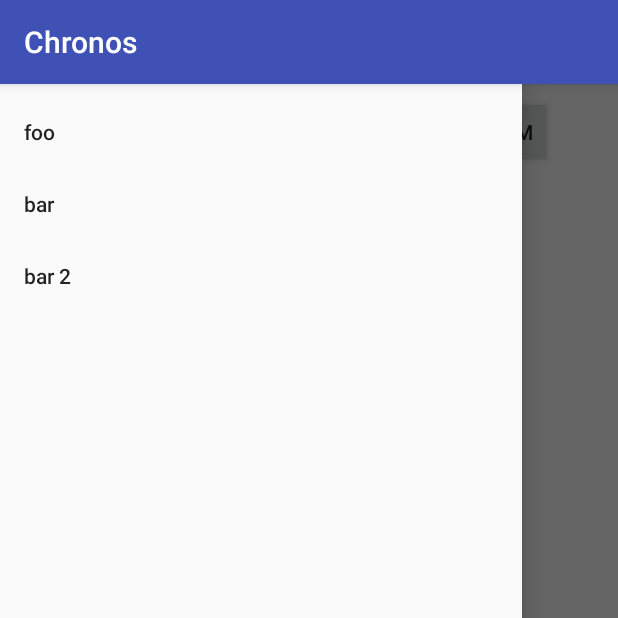
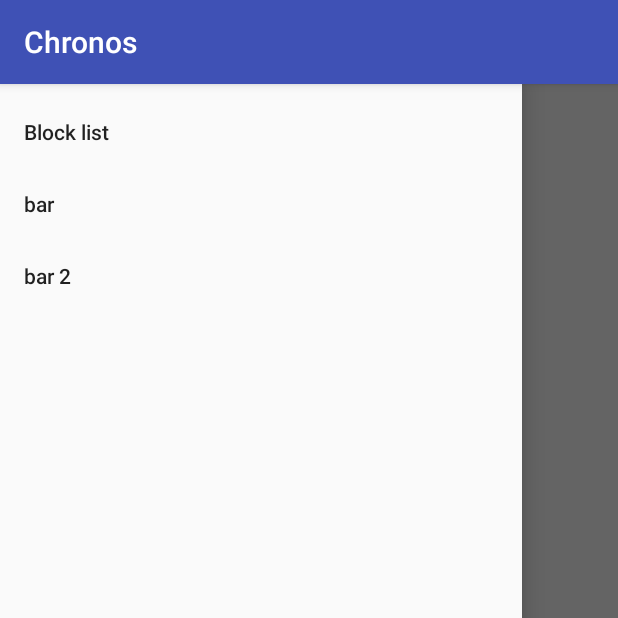
Before and after one commit to jzoran/chronos, an Android app: the screen it shows after launch (MainActivity), with the side drawer open, on a phone screen of 412 x 824 dp, the top half of it. Run offline under Robolectric (Android 15) with nearby library versions, the phone set to English and light mode, and no system bars; our stand-ins replace Room's generated code; libraries missing offline, so code that uses them is left out: com.jakewharton.threetenabp; 3 statements that could not run were skipped.

Commit message:
Remove Foo and related classes
Remove Foo and related dummy classes; replace these with Block and
friends.

Also, remove the Repository class. Because all data is read from the
database, there is no need for an intermediate layer to aggregate data
from multiple sources.

Signed-off-by: Mårten Kongstad <marten.kongstad@gmail.com>

```diff
--- a/app/src/main/kotlin/amhk/chronos/database/ChronosDatabase.kt
+++ b/app/src/main/kotlin/amhk/chronos/database/ChronosDatabase.kt
@@ -9,13 +9,11 @@ internal const val ID_NOT_IN_DATABASE = 0L
 private const val DATABASE_VERSION = 1
 private const val DATABASE_NAME = "chronos"
 
-@Database(entities = arrayOf(Foo::class, BlockEntity::class),
+@Database(entities = arrayOf(BlockEntity::class),
         version = DATABASE_VERSION,
         exportSchema = false)
 @TypeConverters(Converters::class)
 internal abstract class ChronosDatabase : RoomDatabase() {
-    abstract fun fooDao(): FooDao
-
     abstract fun blockEntityDao(): BlockEntityDao
 
     companion object {
--- a/app/src/main/kotlin/amhk/chronos/database/FooDao.kt
+++ /dev/null
@@ -1,31 +0,0 @@
-package amhk.chronos.database
-
-import android.arch.lifecycle.LiveData
-import android.arch.persistence.room.Dao
-import android.arch.persistence.room.Insert
-import android.arch.persistence.room.OnConflictStrategy
-import android.arch.persistence.room.Query
-
-@Dao
-internal abstract class FooDao : BaseDao() {
-    @Insert(onConflict = OnConflictStrategy.REPLACE)
-    abstract fun insert(foo: Foo)
-
-    @Query("SELECT * FROM Foo ORDER BY id")
-    abstract fun allFoos(): List<Foo>
-
-    @Query("SELECT * FROM Foo ORDER BY datetime(timestamp), id")
-    protected abstract fun allFoosOrderByTimestamp(): LiveData<List<Foo>>
-
-    fun allDistinctFoosOrderByTimestamp(): LiveData<List<Foo>> =
-            allFoosOrderByTimestamp().getDistinct()
-
-    @Query("DELETE FROM Foo WHERE id == (SELECT id FROM Foo ORDER BY RANDOM() LIMIT 1)")
-    abstract fun deleteRandomFoo()
-
-    @Query("SELECT * FROM Foo WHERE id == :id")
-    abstract fun loadFooWithId(id: Long): LiveData<Foo>
-
-    fun loadDistinctFooWithId(id: Long): LiveData<Foo> =
-            loadFooWithId(id).getDistinct()
-}
--- a/app/src/main/kotlin/amhk/chronos/model/BlockViewModel.kt
+++ b/app/src/main/kotlin/amhk/chronos/model/BlockListViewModel.kt
@@ -6,7 +6,7 @@ import android.arch.lifecycle.AndroidViewModel
 import android.arch.lifecycle.LiveData
 import android.arch.lifecycle.Transformations
 
-internal class BlockViewModel(app: Application) : AndroidViewModel(app) {
+internal class BlockListViewModel(app: Application) : AndroidViewModel(app) {
     val liveData: LiveData<List<Block>>
 
     init {
--- a/app/src/main/kotlin/amhk/chronos/model/FooViewModel.kt
+++ /dev/null
@@ -1,22 +0,0 @@
-package amhk.chronos.model
-
-import amhk.chronos.database.Foo
-import android.app.Application
-import android.arch.lifecycle.AndroidViewModel
-import android.arch.lifecycle.LiveData
-
-internal class FooViewModel(app: Application) : AndroidViewModel(app) {
-    val fooObjects: LiveData<List<Foo>> = Repository.getFooObjects(getApplication())
-
-    fun getFooWithId(id: Long): LiveData<Foo> {
-        return Repository.getFooWithId(getApplication(), id)
-    }
-
-    fun insertRandomFoo() {
-        Repository.insertRandomFoo(getApplication())
-    }
-
-    fun deleteRandomFoo() {
-        Repository.deleteRandomFoo(getApplication())
-    }
-}
--- a/app/src/main/kotlin/amhk/chronos/ui/FooListFragment.kt
+++ b/app/src/main/kotlin/amhk/chronos/ui/BlockListFragment.kt
@@ -1,8 +1,8 @@
 package amhk.chronos.ui
 
-import amhk.chronos.database.Foo
-import amhk.chronos.model.FooViewModel
 import amhk.chronos.R
+import amhk.chronos.model.Block
+import amhk.chronos.model.BlockListViewModel
 import android.arch.lifecycle.Observer
 import android.arch.lifecycle.ViewModelProviders
 import android.content.Context
@@ -14,20 +14,19 @@ import android.support.v7.widget.RecyclerView
 import android.view.LayoutInflater
 import android.view.View
 import android.view.ViewGroup
-import android.widget.Button
 import android.widget.TextView
 
-internal class FooListFragment : Fragment() {
-    private lateinit var viewModel: FooViewModel
-    private lateinit var adapter: FooAdapter
+internal class BlockListFragment : Fragment() {
+    private lateinit var viewModel: BlockListViewModel
+    private lateinit var adapter: BlockAdapter
 
     override fun onCreate(savedInstanceState: Bundle?) {
         super.onCreate(savedInstanceState)
 
-        adapter = FooAdapter(context, activity as Navigator)
+        adapter = BlockAdapter(context, activity as Navigator)
 
-        viewModel = ViewModelProviders.of(this).get(FooViewModel::class.java)
-        viewModel.fooObjects.observe(this, Observer<List<Foo>> {
+        viewModel = ViewModelProviders.of(this).get(BlockListViewModel::class.java)
+        viewModel.liveData.observe(this, Observer<List<Block>> {
             it?.let {
                 adapter.setItems(it)
             }
@@ -37,41 +36,29 @@ internal class FooListFragment : Fragment() {
     override fun onCreateView(inflater: LayoutInflater,
                               container: ViewGroup?,
                               savedInstanceState: Bundle?): View {
-        val view = inflater.inflate(R.layout.fragment_foolist, container, false)
+        val view = inflater.inflate(R.layout.fragment_block_list, container, false)
 
-        view.findViewById<RecyclerView>(R.id.foo_list).also {
+        view.findViewById<RecyclerView>(R.id.block_list).also {
             it.layoutManager = LinearLayoutManager(context)
             it.adapter = adapter
-        }
-
-        view.findViewById<Button>(R.id.insert_random_foo).apply {
-            setOnClickListener({
-                viewModel.insertRandomFoo()
-            })
-        }
-
-        view.findViewById<Button>(R.id.delete_random_foo).apply {
-            setOnClickListener({
-                viewModel.deleteRandomFoo()
-            })
         }
 
         return view
     }
 
     internal companion object {
-        fun newInstance(): FooListFragment {
-            return FooListFragment()
+        fun newInstance(): BlockListFragment {
+            return BlockListFragment()
         }
     }
 }
 
-internal class FooAdapter(private val context: Context,
+internal class BlockAdapter(private val context: Context,
                           private val navigator: Navigator,
-                          private var items: List<Foo> = ArrayList()) :
-        RecyclerView.Adapter<FooAdapter.ViewHolder>() {
+                          private var items: List<Block> = ArrayList()) :
+        RecyclerView.Adapter<BlockAdapter.ViewHolder>() {
 
-    fun setItems(newItems: List<Foo>) {
+    fun setItems(newItems: List<Block>) {
         if (items.isEmpty()) {
             items = newItems
             notifyItemRangeChanged(0, newItems.size)
@@ -103,11 +90,11 @@ internal class FooAdapter(private val context: Context,
     override fun onBindViewHolder(holder: ViewHolder, position: Int) = holder.bind(items[position])
 
     override fun onCreateViewHolder(parent: ViewGroup, viewType: Int): ViewHolder {
-        val view = LayoutInflater.from(context).inflate(R.layout.foo_item, parent, false)
+        val view = LayoutInflater.from(context).inflate(R.layout.block_item, parent, false)
         val viewHolder = ViewHolder(view)
         view.setOnClickListener {
             val id = items[viewHolder.adapterPosition].id
-            val fragment = FooDetailsFragment.newInstance(id)
+            val fragment = BlockDetailsFragment.newInstance(id)
             navigator.goForward(fragment)
         }
         return viewHolder
@@ -116,8 +103,8 @@ internal class FooAdapter(private val context: Context,
     class ViewHolder(view: View) : RecyclerView.ViewHolder(view) {
         private val textView: TextView = view.findViewById(R.id.text)
 
-        fun bind(item: Foo) {
-            textView.text = "${item.id}: ${item.timestamp} ${item.data}"
+        fun bind(item: Block) {
+            textView.text = "Block ${item.id}"
         }
     }
 }
--- a/app/src/main/kotlin/amhk/chronos/ui/MainActivity.kt
+++ b/app/src/main/kotlin/amhk/chronos/ui/MainActivity.kt
@@ -32,7 +32,7 @@ class MainActivity : AppCompatActivity(), Navigator {
 
             drawer.closeDrawer(navigationView, true)
             when (it.title) {
-                "foo" -> goReplace(FooListFragment.newInstance())
+                "Block list" -> goReplace(BlockListFragment.newInstance())
                 "bar" -> goReplace(BarFragment.newInstance())
                 "bar 2" -> goReplace(BarFragment.newInstance())
             }
@@ -40,7 +40,7 @@ class MainActivity : AppCompatActivity(), Navigator {
         }
 
         if (savedInstanceState == null) {
-            goReplace(FooListFragment.newInstance())
+            goReplace(BlockListFragment.newInstance())
         }
     }
 
--- a/app/src/main/res/layout/fragment_foodetails.xml
+++ b/app/src/main/res/layout/fragment_block_details.xml
@@ -5,17 +5,17 @@
     android:orientation="vertical">
 
     <TextView
-        android:id="@+id/foodetails_id"
+        android:id="@+id/block_details_id"
         android:layout_width="match_parent"
         android:layout_height="wrap_content" />
 
     <TextView
-        android:id="@+id/foodetails_value"
+        android:id="@+id/block_details_begin"
         android:layout_width="match_parent"
         android:layout_height="wrap_content" />
 
     <TextView
-        android:id="@+id/foodetails_timestamp"
+        android:id="@+id/block_details_end"
         android:layout_width="match_parent"
         android:layout_height="wrap_content" />
 </LinearLayout>
--- a/app/src/main/res/menu/main_navigation.xml
+++ b/app/src/main/res/menu/main_navigation.xml
@@ -1,6 +1,6 @@
 <?xml version="1.0" encoding="utf-8"?>
 <menu xmlns:android="http://schemas.android.com/apk/res/android">
-    <item android:title="foo" />
+    <item android:title="Block list" />
     <item android:title="bar" />
     <item android:title="bar 2" />
 </menu>
```
Also changed, not shown: app/src/main/kotlin/amhk/chronos/database/Foo.kt (deleted, +0 -8 lines), app/src/main/kotlin/amhk/chronos/model/BlockDetailsViewModel.kt (added, +20 -0 lines), app/src/main/kotlin/amhk/chronos/model/Repository.kt (deleted, +0 -99 lines), app/src/main/kotlin/amhk/chronos/ui/BlockDetailsFragment.kt (renamed from app/src/main/kotlin/amhk/chronos/ui/FooDetailsFragment.kt, +14 -14 lines), app/src/main/res/layout/fragment_block_list.xml (renamed from app/src/main/res/layout/fragment_foolist.xml, +6 -17 lines), app/src/main/res/layout/block_item.xml (renamed from app/src/main/res/layout/foo_item.xml), 1 other file.
